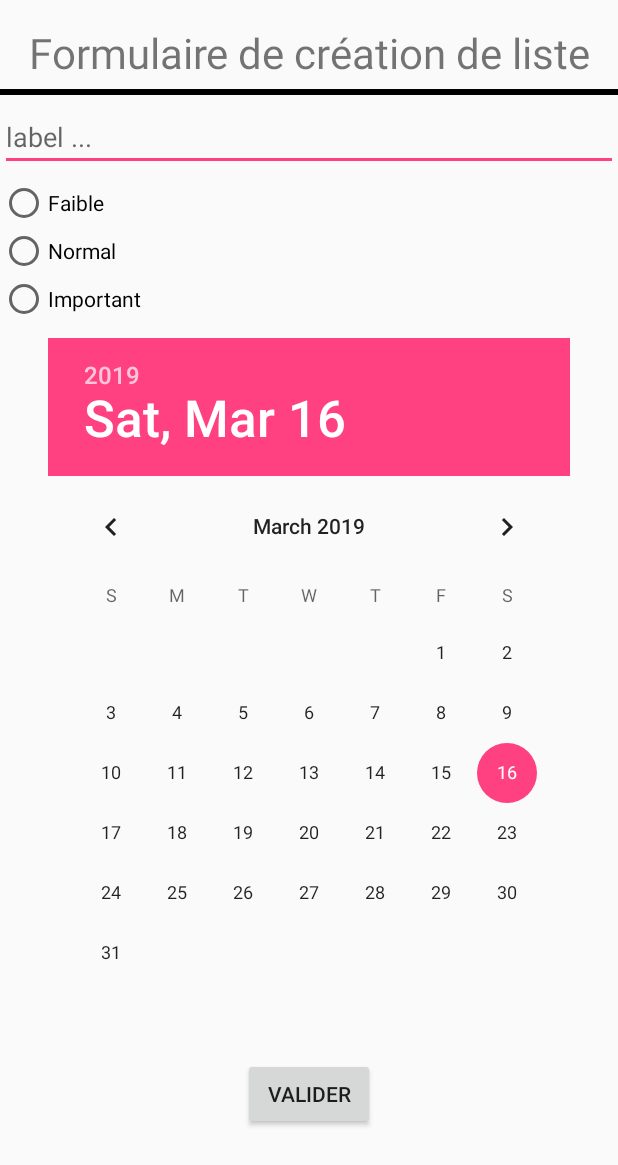
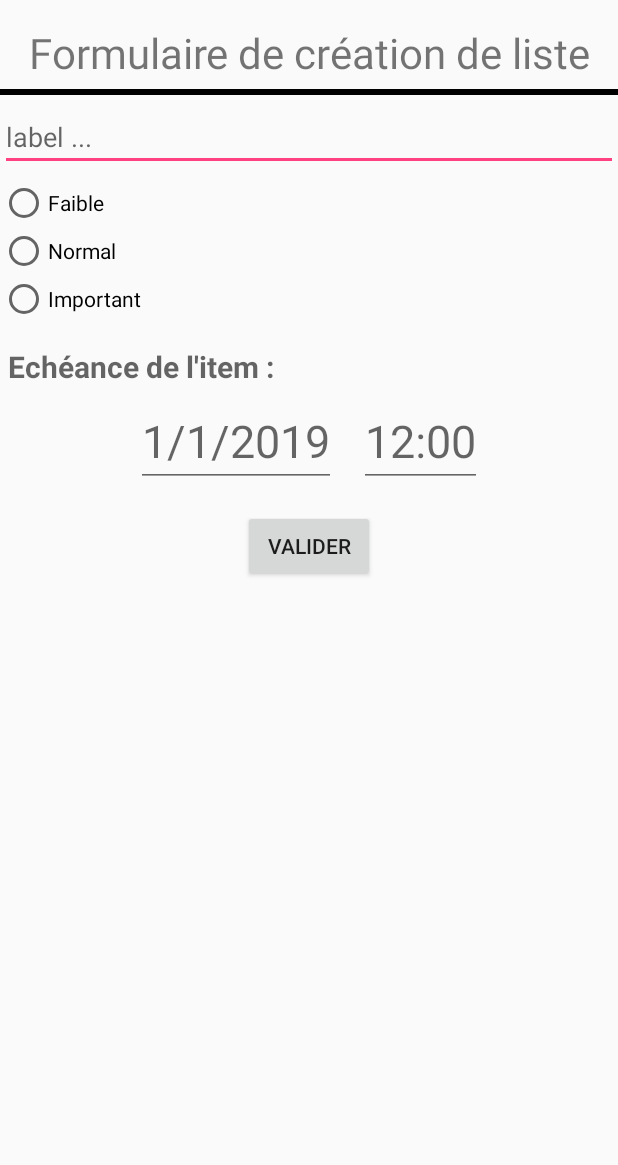
Before and after one commit to Tristan54/Android_LUC_NOPRE, an Android app: the layout content_creation_liste.xml on its own in the app's theme, with its tools: preview values and no code run, on a phone screen of 412 x 824 dp. Shown: the top 1165 px of the screen. Run offline under Robolectric (Android 15) with nearby library versions, the phone set to English and light mode, and no system bars.

Commit message:
ca bug et je sais pas pk

```diff
--- a/app/src/main/res/layout/content_creation_liste.xml
+++ b/app/src/main/res/layout/content_creation_liste.xml
@@ -67,16 +67,47 @@
                 android:text="Important" />
         </RadioGroup>
 
-        <DatePicker
-            android:id="@+id/date"
+        <TextView
+            android:hint="Echéance de l'item : "
+            android:layout_width="match_parent"
+            android:layout_height="wrap_content"
+            android:layout_marginTop="5dp"
+            android:layout_marginLeft="5dp"
+            android:textSize="20sp"
+            android:textStyle="bold"/>
+
+        <GridLayout
             android:layout_width="wrap_content"
             android:layout_height="wrap_content"
-            android:layout_gravity="center" />
+            android:layout_marginTop="5dp"
+            android:layout_gravity="center">
+
+
+            <EditText
+                android:id="@+id/date"
+                android:hint="1/1/2019"
+                android:layout_width="wrap_content"
+                android:layout_height="wrap_content"
+                android:inputType="date"
+                android:textSize="30sp"
+                android:layout_marginRight="15dp"/>
+
+            <EditText
+                android:id="@+id/heure"
+                android:hint="12:00"
+                android:layout_width="wrap_content"
+                android:layout_height="wrap_content"
+                android:inputType="datetime"
+                android:textSize="30sp" />
+
+        </GridLayout>
+
+
 
         <Button
             android:id="@+id/valider"
             android:textAlignment="center"
-            android:layout_marginTop="50dp"
+            android:layout_marginTop="15dp"
             android:layout_width="wrap_content"
             android:layout_height="wrap_content"
             android:layout_gravity="center"
```
Also changed, not shown: app/src/main/java/fr/luc_nopre/projet/CreationListe.java (+23 -6 lines), app/src/main/java/fr/luc_nopre/projet/RecyclerAdapter.java (+7 -10 lines), app/src/main/java/fr/luc_nopre/projet/TodoDbHelper.java (+16 -10 lines), app/src/main/java/fr/luc_nopre/projet/TodoItem.java (+6 -27 lines).
